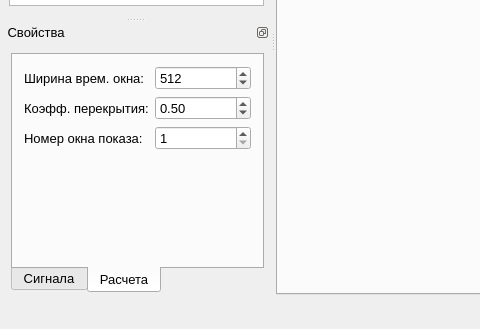
This is gui/MainWindow.ui in Qinterfly/EvalSig as Qt 5 draws it before an edit; both pictures show x 0 to 480 and y 271 to 600 of the 900 by 600 pixel window. The edited form follows.
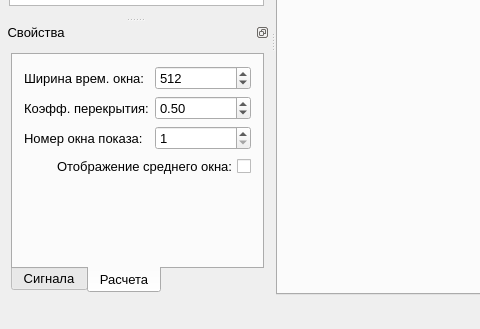
This is the edited form. The open tabs and pages were chosen to show the change. Icons and pictures are not drawn. Custom widgets are drawn as their Qt base class.

Commit message: v0.4. Добавлено отображение и расчет среднего окна

Patch:
```diff
--- a/gui/MainWindow.ui
+++ b/gui/MainWindow.ui
@@ -716,7 +716,7 @@
         </attribute>
         <layout class="QHBoxLayout" name="horizontalLayout_7">
          <item>
-          <layout class="QHBoxLayout" name="tabCalcHorizontalLayout">
+          <layout class="QVBoxLayout" name="tabCalcPropertylLayout">
            <item>
             <layout class="QFormLayout" name="tabCalcFormLayout">
              <item row="0" column="0">
@@ -784,6 +784,37 @@
              </item>
             </layout>
            </item>
+           <item>
+            <widget class="QCheckBox" name="checkBoxMiddleWindowMode">
+             <property name="font">
+              <font>
+               <pointsize>10</pointsize>
+              </font>
+             </property>
+             <property name="layoutDirection">
+              <enum>Qt::RightToLeft</enum>
+             </property>
+             <property name="styleSheet">
+              <string notr="true"/>
+             </property>
+             <property name="text">
+              <string>Отображение среднего окна:</string>
+             </property>
+            </widget>
+           </item>
+           <item>
+            <spacer name="verticalSpacer">
+             <property name="orientation">
+              <enum>Qt::Vertical</enum>
+             </property>
+             <property name="sizeHint" stdset="0">
+              <size>
+               <width>20</width>
+               <height>40</height>
+              </size>
+             </property>
+            </spacer>
+           </item>
           </layout>
          </item>
         </layout>
```
Left out of the diff: 38 changed lines with no effect on the pictures. The commit also changes 6 other files.
